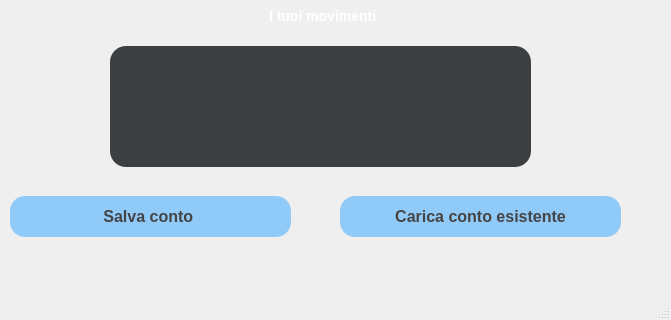
AndreaDiPietro0/BankAccount_DiPietro, file MainWindow.ui: the form before one commit; both pictures show x 0 to 671 and y 364 to 684 of the 671 by 684 pixel window.
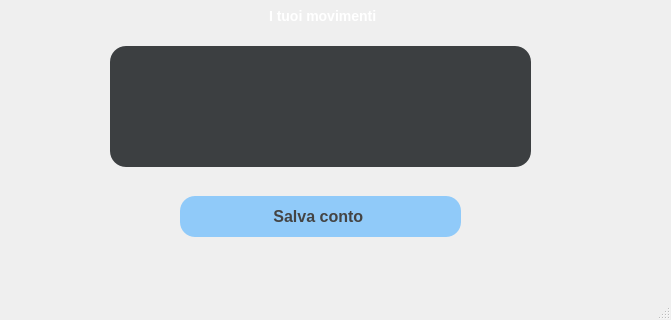
The form after the commit.

Commit message: spostato bottone importa conto nella prima schermata

What changed in the file:
```diff
--- a/MainWindow.ui
+++ b/MainWindow.ui
@@ -124,7 +124,7 @@
    <widget class="QPushButton" name="btnSave">
     <property name="geometry">
      <rect>
-      <x>10</x>
+      <x>180</x>
       <y>560</y>
       <width>281</width>
       <height>41</height>
@@ -158,43 +158,6 @@
      <string>Salva conto </string>
     </property>
    </widget>
-   <widget class="QPushButton" name="btnLoad">
-    <property name="geometry">
-     <rect>
-      <x>340</x>
-      <y>560</y>
-      <width>281</width>
-      <height>41</height>
-     </rect>
-    </property>
-    <property name="font">
-     <font>
-      <family>Helvetica</family>
-      <pointsize>-1</pointsize>
-      <bold>true</bold>
-     </font>
-    </property>
-    <property name="styleSheet">
-     <string notr="true">QPushButton {
-    background-color: #90CAF9; /* blu */
-    color: #444444;
-    border-radius: 15px;
-    padding: 10px 20px;
-    font-size: 16px;
-    font-weight: bold;
-    border: none;
-}
-QPushButton:hover {
-    background-color: #64B5F6; /* blu+ più scuro al passaggio */
-}
-QPushButton:pressed {
-    background-color: #2196F3; /* Blu++ scuro se click */
-}</string>
-    </property>
-    <property name="text">
-     <string>Carica conto esistente</string>
-    </property>
-   </widget>
    <widget class="QPushButton" name="btnBonifico">
     <property name="geometry">
      <rect>
```
The commit also changes 6 other files.
